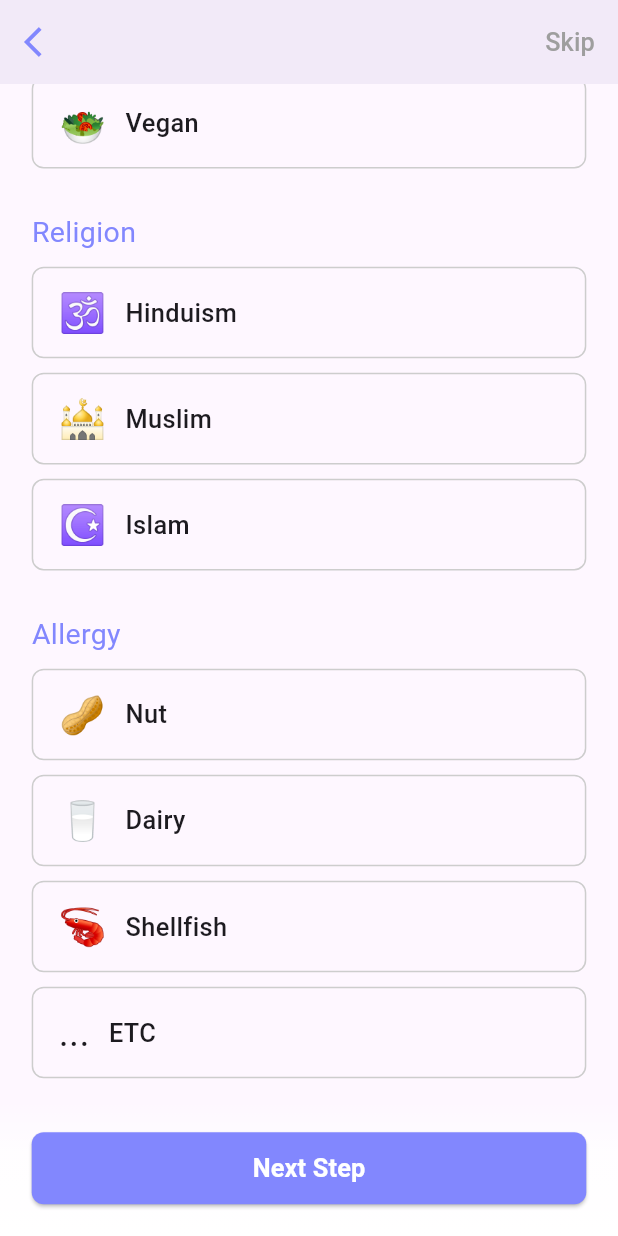
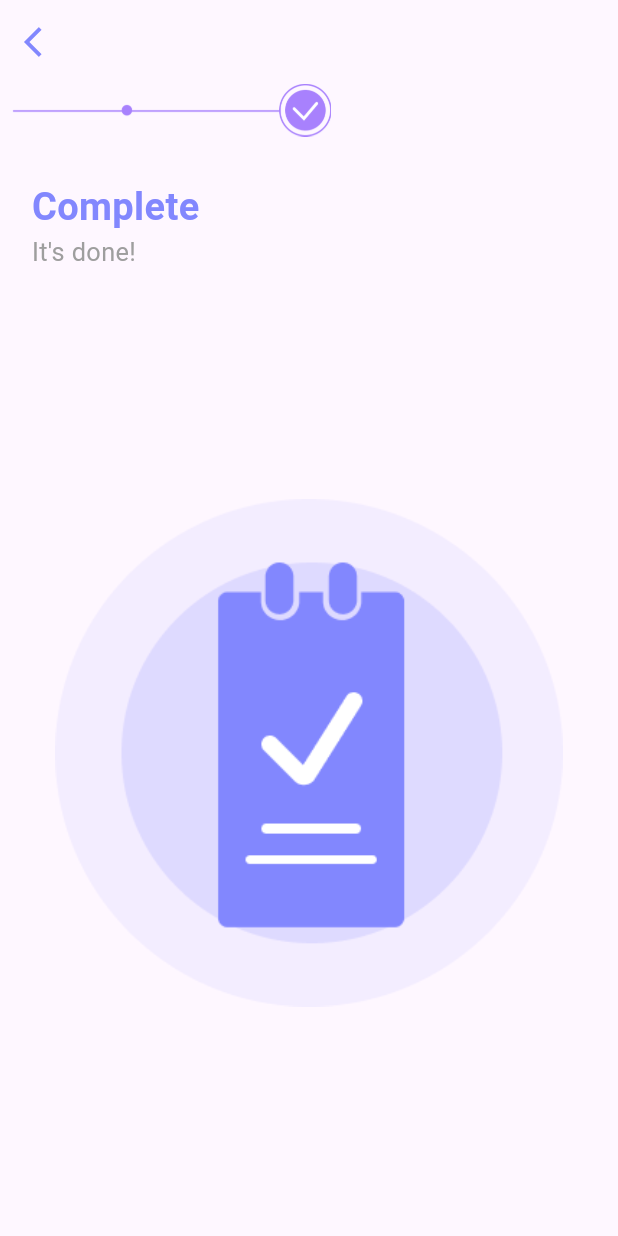
Before and after one commit to Menugraphy/Flutter, a Flutter app: the FoodSignificant screen opened directly, scrolled down 194 dp, after a tap on "Next Step", on a phone screen of 412 x 824 dp. Run offline on Flutter 3.47's test engine with Material 3 defaults, Android fonts, the phone set to English and light mode, and no system bars; our stand-ins replace flutter_screenutil.

Commit message:
add: FoodSignificantComplete

```diff
--- a/menugraphy/lib/View/FoodSignificant.dart
+++ b/menugraphy/lib/View/FoodSignificant.dart
@@ -4,6 +4,7 @@ import 'package:flutter_screenutil/flutter_screenutil.dart';
 import 'package:menugraphy/Data/FoodData.dart';
 import 'package:menugraphy/Constant/CustomColors.dart';
 import 'package:menugraphy/Model/SelectionItem.dart';
+import 'package:menugraphy/View/FoodSignificantComplete.dart';
 
 class FoodSignificant extends StatefulWidget {
   const FoodSignificant({Key? key}) : super(key: key);
@@ -50,7 +51,6 @@ class _FoodSignificantState extends State<FoodSignificant> {
           // 메인 콘텐츠
           SafeArea(
             child: SingleChildScrollView(
-              // 하단 버튼 공간만큼 패딩 추가
               padding: EdgeInsets.only(bottom: 80.h),
               child: Column(
                 crossAxisAlignment: CrossAxisAlignment.start,
@@ -99,7 +99,6 @@ class _FoodSignificantState extends State<FoodSignificant> {
             child: Container(
               padding: EdgeInsets.all(20.w),
               decoration: BoxDecoration(
-                // 그라데이션으로 자연스러운 투명 효과 추가
                 gradient: LinearGradient(
                   begin: Alignment.topCenter,
                   end: Alignment.bottomCenter,
@@ -115,13 +114,12 @@ class _FoodSignificantState extends State<FoodSignificant> {
                 top: false,
                 child: ElevatedButton(
                   onPressed: () {
-                    // TODO: 다음 화면으로 이동하는 로직 추가
-                    // Navigator.push(
-                    //   context,
-                    //   // MaterialPageRoute(
-                    //   //    // 다음 화면 위젯
-                    //   // ),
-                    // );
+                     Navigator.push(
+                      context,
+                      MaterialPageRoute(
+                        builder: (context) => FoodSignificantComplete(),
+                      ),
+                    );
                   },
                   style: ElevatedButton.styleFrom(
                     backgroundColor: CustomColorsExtension.mainColor01,
--- /dev/null
+++ b/menugraphy/lib/View/FoodSignificantComplete.dart
@@ -0,0 +1,78 @@
+// food_significant_complete.dart
+import 'package:flutter/material.dart';
+import 'package:menugraphy/Constant/CustomColors.dart';
+import 'package:flutter_screenutil/flutter_screenutil.dart';
+
+class FoodSignificantComplete extends StatefulWidget {
+  const FoodSignificantComplete({Key? key}) : super(key: key);
+
+  @override
+  State<FoodSignificantComplete> createState() => _FoodSignificantState();
+}
+
+class _FoodSignificantState extends State<FoodSignificantComplete> {
+  @override
+  Widget build(BuildContext context) {
+    return Scaffold(
+      appBar: AppBar(
+        backgroundColor: Colors.transparent,
+        elevation: 0,
+        leading: IconButton(
+          icon: Icon(Icons.arrow_back_ios,
+              color: CustomColorsExtension.mainColor01),
+          onPressed: () => Navigator.pop(context),
+        ),
+      ),
+      body: Column(
+        crossAxisAlignment: CrossAxisAlignment.start,
+        children: [
+          // Progress 이미지
+          Image.asset(
+            'assets/images/progress3.png',
+            width: MediaQuery.of(context).size.width/1.8,
+            height: 35,
+            fit: BoxFit.fitHeight
+          ),
+          Padding(
+            padding: EdgeInsets.symmetric(horizontal: 20.w),
+            child: Column(
+              crossAxisAlignment: CrossAxisAlignment.start,
+              children: [
+                SizedBox(height: 30.h),
+                Text(
+                  'Complete',
+                  style: TextStyle(
+                    fontSize: 24.sp,
+                    fontWeight: FontWeight.bold,
+                    color: CustomColorsExtension.mainColor01,
+                  ),
+                ),
+                Text(
+                  "It's done!",
+                  style: TextStyle(
+                    fontSize: 16.sp,
+                    color: Colors.grey,
+                  ),
+                ),
+              ],
+            ),
+          ),
+          // 완료 아이콘 이미지
+          Expanded(
+            child: Center(
+              child: Padding(
+                padding: EdgeInsets.symmetric(horizontal: 19.w),
+                child: Image.asset(
+                  'assets/images/icon_complete.png',
+                  width: double.infinity,
+                  height: 352.h,
+                  fit: BoxFit.contain,
+                ),
+              ),
+            ),
+          ),
+        ],
+      ),
+    );
+  }
+}
```
Also changed, not shown: menugraphy/assets/images/progress3.png.
